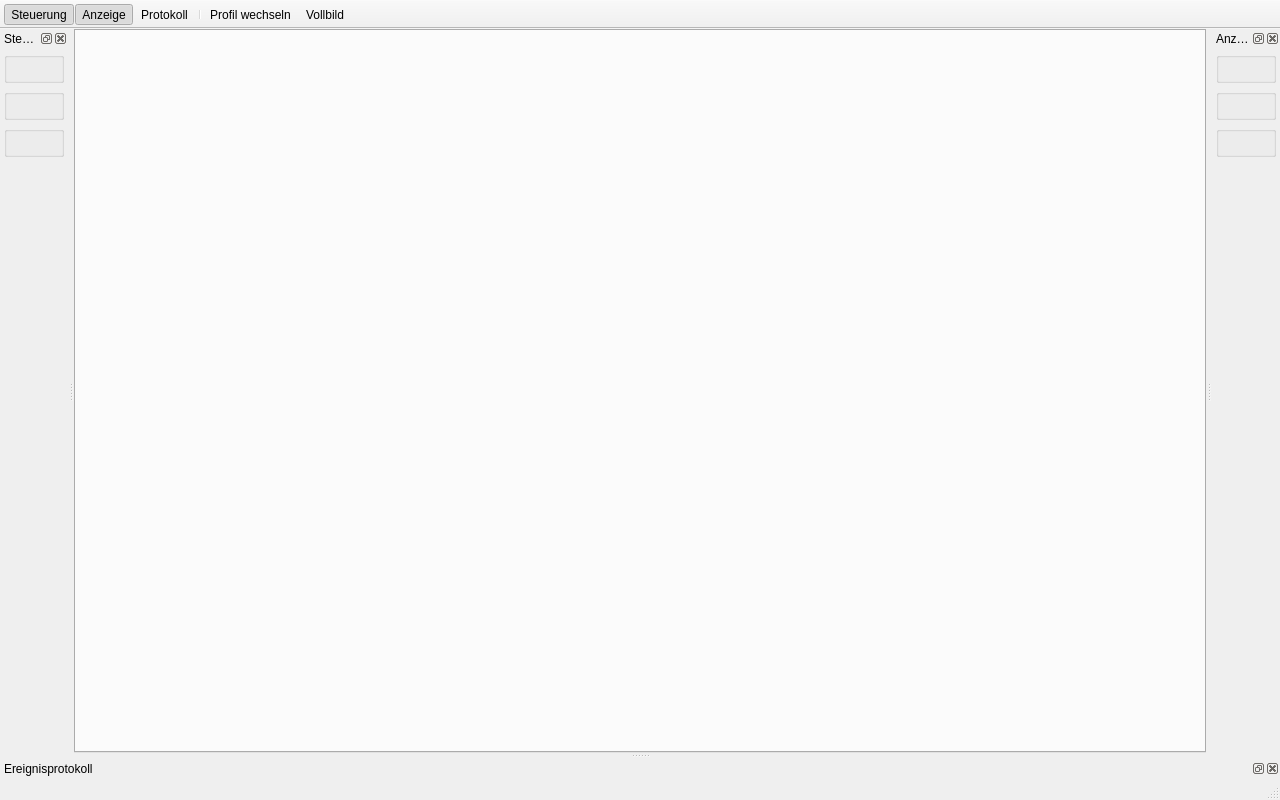
Before: the Qt Designer form gmcounter/pyqt/main_window.ui in cckssr/gmcounter, drawn with Qt 5.
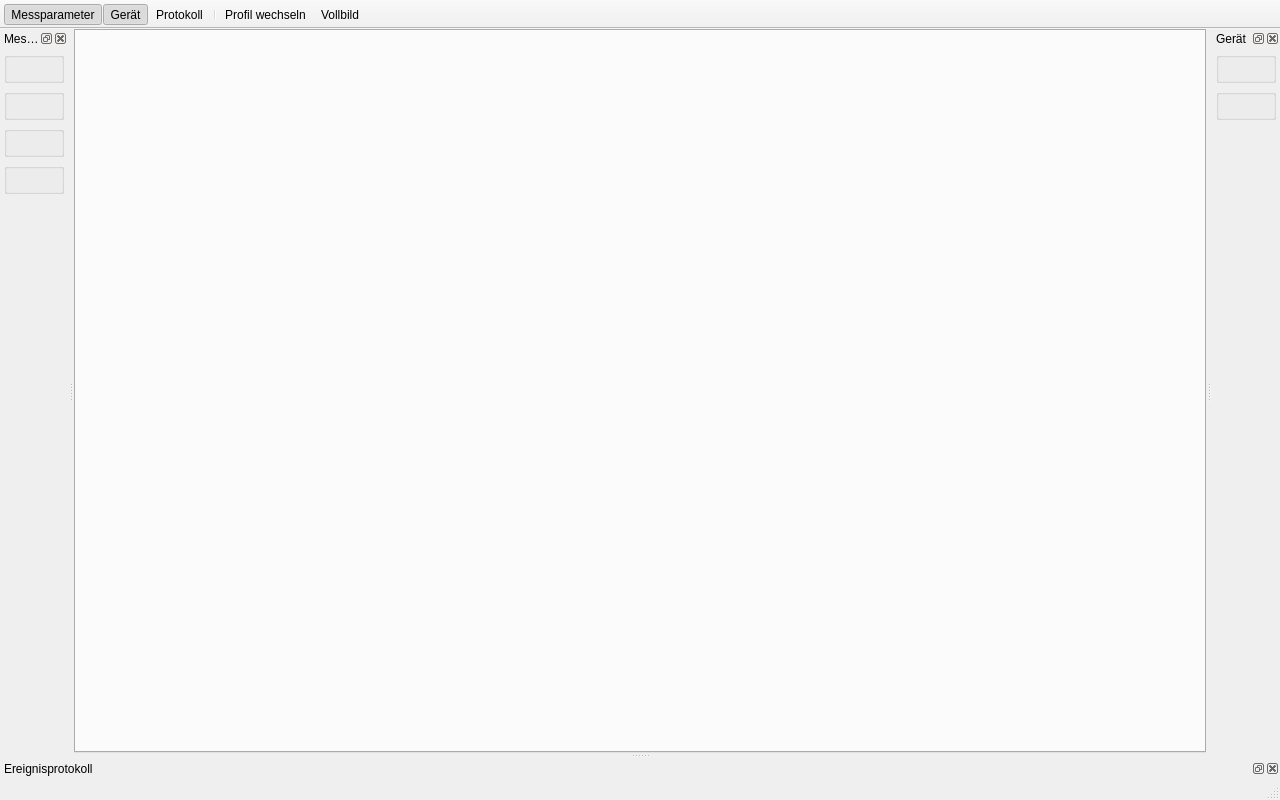
After: the same form once the commit is applied. Custom widgets are drawn as their Qt base class.

Commit message:
feat(ui): regroup the side docks into Messparameter and Gerät
- dockControls is now "Messparameter" and holds the readout, device status, sample
  and measurement panels; dockLive is now "Gerät" and holds the connection and the
  device controls. The toolbar actions and their tooltips follow
- layout and size adjustments in the Designer forms; regenerate the ui_*.py modules
- keep dockLog hidden by default (Designer had saved it as visible)
- update the strings test, CLAUDE.md and the changelog

Patch:
```diff
--- a/gmcounter/pyqt/main_window.ui
+++ b/gmcounter/pyqt/main_window.ui
@@ -64,7 +64,7 @@
     <set>Qt::DockWidgetArea::LeftDockWidgetArea|Qt::DockWidgetArea::RightDockWidgetArea</set>
    </property>
    <property name="windowTitle">
-    <string>Steuerung</string>
+    <string>Messparameter</string>
    </property>
    <attribute name="dockWidgetArea">
     <number>1</number>
@@ -95,6 +95,14 @@
         <enum>Qt::ScrollBarPolicy::ScrollBarAlwaysOff</enum>
        </property>
        <widget class="QWidget" name="contentControls">
+        <property name="geometry">
+         <rect>
+          <x>0</x>
+          <y>0</y>
+          <width>75</width>
+          <height>688</height>
+         </rect>
+        </property>
         <layout class="QVBoxLayout" name="contentControlsLayout">
          <property name="spacing">
           <number>6</number>
@@ -112,7 +120,10 @@
           <number>4</number>
          </property>
          <item>
-          <widget class="DevicePanel" name="devicePanel"/>
+          <widget class="ReadoutPanel" name="readoutPanel"/>
+         </item>
+         <item>
+          <widget class="DeviceStatusPanel" name="deviceStatusPanel"/>
          </item>
          <item>
           <widget class="SamplePanel" name="samplePanel"/>
@@ -148,7 +159,7 @@
     <set>Qt::DockWidgetArea::LeftDockWidgetArea|Qt::DockWidgetArea::RightDockWidgetArea</set>
    </property>
    <property name="windowTitle">
-    <string>Anzeige</string>
+    <string>Gerät</string>
    </property>
    <attribute name="dockWidgetArea">
     <number>2</number>
@@ -179,6 +190,14 @@
         <enum>Qt::ScrollBarPolicy::ScrollBarAlwaysOff</enum>
        </property>
        <widget class="QWidget" name="contentLive">
+        <property name="geometry">
+         <rect>
+          <x>0</x>
+          <y>0</y>
+          <width>75</width>
+          <height>688</height>
+         </rect>
+        </property>
         <layout class="QVBoxLayout" name="contentLiveLayout">
          <property name="spacing">
           <number>6</number>
@@ -199,10 +218,7 @@
           <widget class="ConnectionPanel" name="connectionPanel"/>
          </item>
          <item>
-          <widget class="ReadoutPanel" name="readoutPanel"/>
-         </item>
-         <item>
-          <widget class="DeviceStatusPanel" name="deviceStatusPanel"/>
+          <widget class="DevicePanel" name="devicePanel"/>
          </item>
          <item>
           <spacer name="spacerLive">
@@ -269,7 +285,7 @@
     <bool>true</bool>
    </property>
    <property name="text">
-    <string>Steuerung</string>
+    <string>Messparameter</string>
    </property>
    <property name="toolTip">
     <string>Seitenleiste mit Geräte-, Proben- und Messungssteuerung ein- oder ausblenden</string>
@@ -283,7 +299,7 @@
     <bool>true</bool>
    </property>
    <property name="text">
-    <string>Anzeige</string>
+    <string>Gerät</string>
    </property>
    <property name="toolTip">
     <string>Seitenleiste mit Verbindung, Zählergebnissen und Gerätestatus ein- oder ausblenden</string>
```
Left out of the diff: 42 changed lines with no effect on the pictures. The commit also changes 23 other files.
